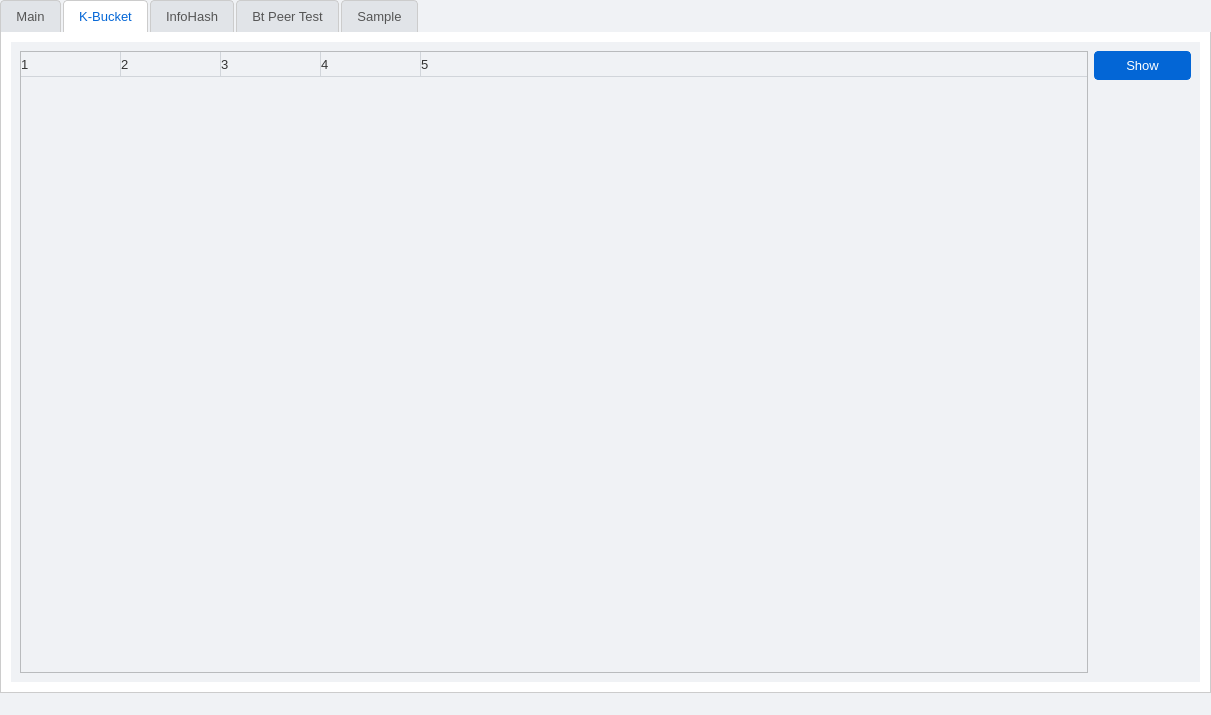
Old version of the form ui/main.ui in the repository BusyStudent/DHT.
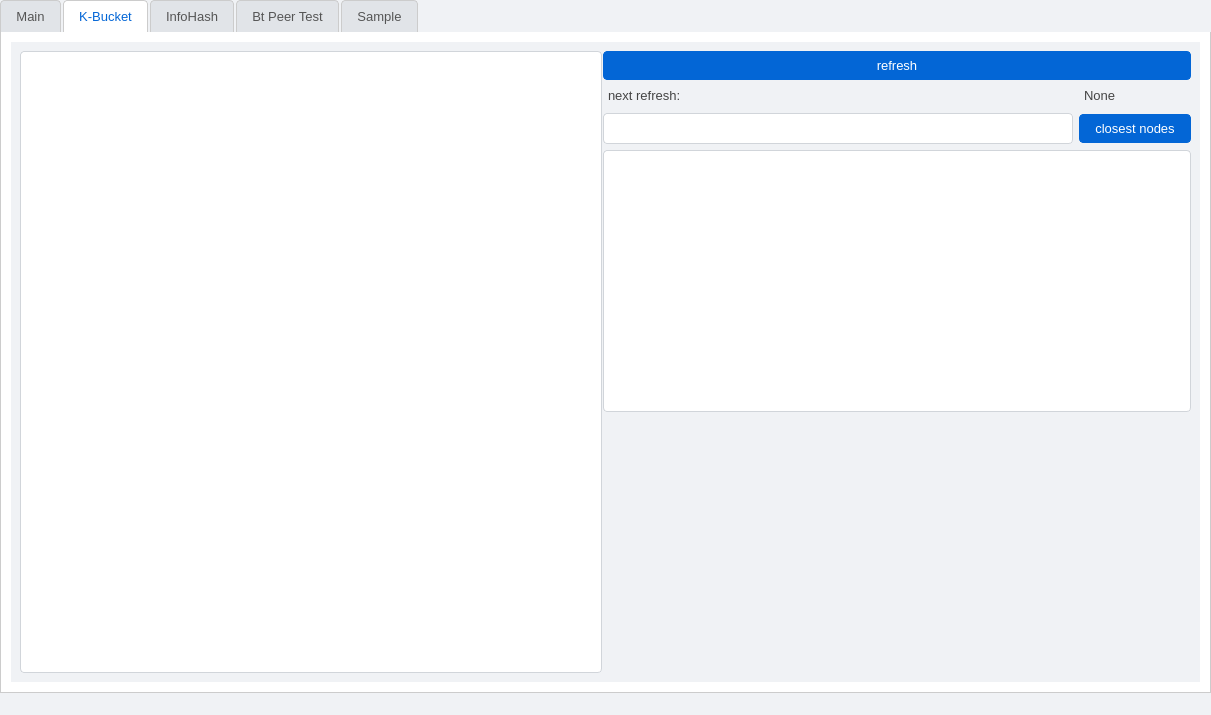
New version of the form. The open tabs and pages were chosen to show the change. Icons and pictures are not drawn. Custom widgets are drawn as their Qt base class.

Commit message: [feature] modify smaple manager, k bucket ui

What changed in the file:
```diff
--- a/ui/main.ui
+++ b/ui/main.ui
@@ -925,15 +925,60 @@
        <attribute name="title">
         <string>K-Bucket</string>
        </attribute>
+       <layout class="QHBoxLayout" name="horizontalLayout_10">
+        <item>
+         <widget class="QSplitter" name="splitter_3">
+          <property name="orientation">
+           <enum>Qt::Horizontal</enum>
+          </property>
+          <property name="handleWidth">
+           <number>1</number>
+          </property>
+          <widget class="QTableWidget" name="kBucketTableWidget"/>
+          <widget class="QWidget" name="verticalLayoutWidget_3">
+           <layout class="QVBoxLayout" name="verticalLayout_8">
+            <item>
+             <widget class="QPushButton" name="refreshBucketsButton">
+              <property name="text">
+               <string>refresh</string>
+              </property>
+             </widget>
+            </item>
+            <item>
        <layout class="QGridLayout" name="gridLayout_2">
+              <property name="bottomMargin">
+               <number>0</number>
+              </property>
         <item row="0" column="1">
-         <widget class="QPushButton" name="showBucketsButton">
+               <widget class="QLabel" name="nextRefreshLabel">
           <property name="text">
-           <string>Show</string>
+                 <string>None</string>
           </property>
          </widget>
         </item>
+              <item row="0" column="0">
+               <widget class="QLabel" name="label_10">
+                <property name="text">
+                 <string>next refresh:</string>
+                </property>
+               </widget>
+              </item>
+              <item row="1" column="0">
+               <widget class="QLineEdit" name="closetNodeIdLineEdit"/>
+              </item>
         <item row="1" column="1">
+               <widget class="QPushButton" name="findClosetNodesButton">
+                <property name="text">
+                 <string>closest nodes</string>
+                </property>
+               </widget>
+              </item>
+             </layout>
+            </item>
+            <item>
+             <widget class="QListWidget" name="closetNodesListWidget"/>
+            </item>
+            <item>
          <spacer name="verticalSpacer_3">
           <property name="orientation">
            <enum>Qt::Vertical</enum>
@@ -946,36 +991,8 @@
           </property>
          </spacer>
         </item>
-        <item row="0" column="0" rowspan="2">
-         <widget class="QTreeWidget" name="treeWidget">
-          <property name="columnCount">
-           <number>5</number>
-          </property>
-          <column>
-           <property name="text">
-            <string notr="true">1</string>
-           </property>
-          </column>
-          <column>
-           <property name="text">
-            <string notr="true">2</string>
-           </property>
-          </column>
-          <column>
-           <property name="text">
-            <string notr="true">3</string>
-           </property>
-          </column>
-          <column>
-           <property name="text">
-            <string notr="true">4</string>
-           </property>
-          </column>
-          <column>
-           <property name="text">
-            <string notr="true">5</string>
-           </property>
-          </column>
+           </layout>
+          </widget>
          </widget>
         </item>
        </layout>
```
Lines whose indentation alone changed are shown as unchanged. The commit also changes 5 other files.
